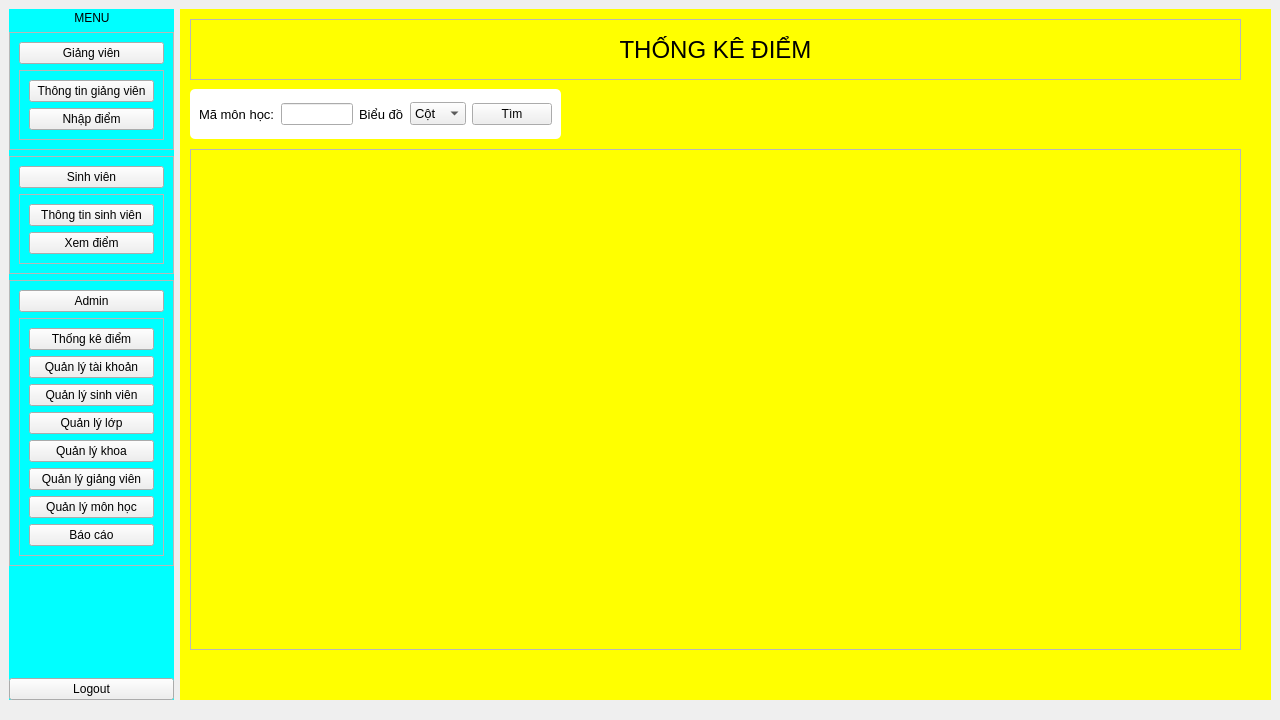
phusomnia/Student_Management, file main/FrontEnd/Menu.ui: the form before one commit.
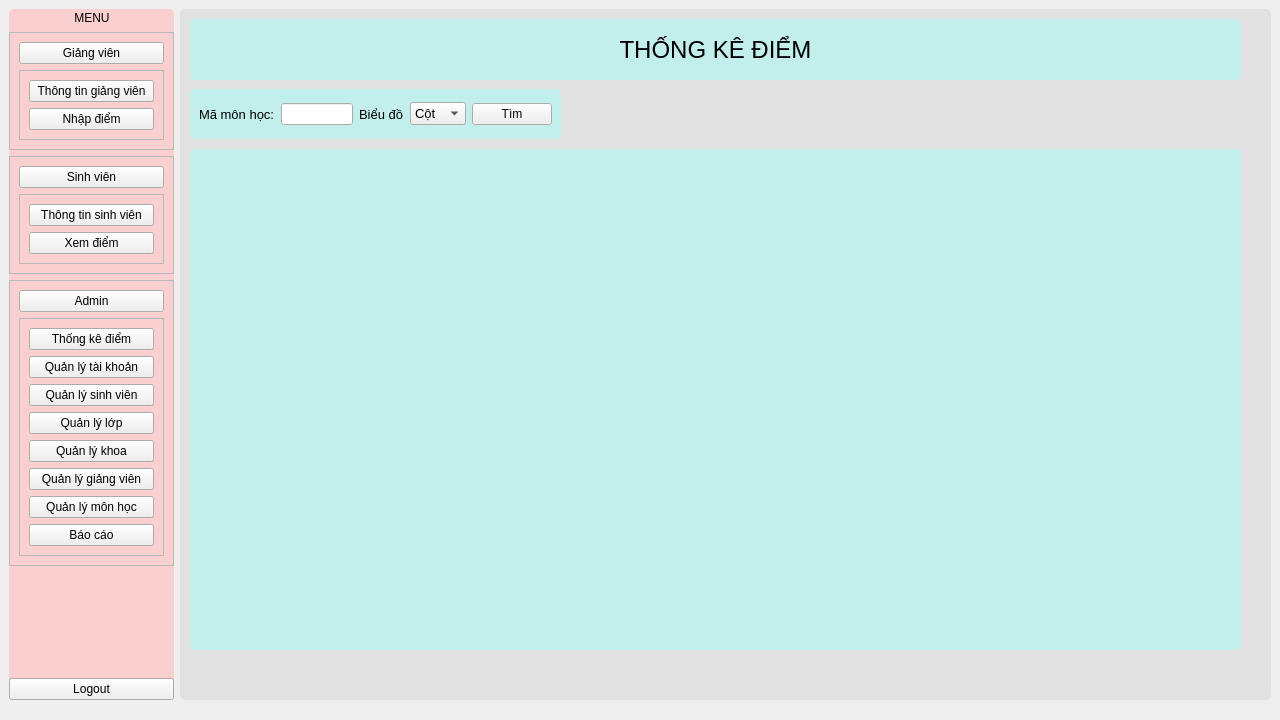
The form after the commit. The open tabs and pages were chosen to show the change.

```diff
--- a/main/FrontEnd/Menu.ui
+++ b/main/FrontEnd/Menu.ui
@@ -14,9 +14,7 @@
    <string>Form</string>
   </property>
   <property name="styleSheet">
-   <string notr="true">#Frame_Title, #Frame_Entry, #Frame_Listbox, #Frame_Function{
-background-color: pink;
-}</string>
+   <string notr="true"/>
   </property>
   <widget class="QWidget" name="Menu_Frame" native="true">
    <property name="geometry">
@@ -29,7 +27,8 @@
    </property>
    <property name="styleSheet">
     <string notr="true">#Menu_Frame{
-background-color: cyan;
+	border-radius: 5px;
+	background-color: #f9cfcf;
 }</string>
    </property>
    <layout class="QGridLayout" name="gridLayout_2">
@@ -301,35 +300,113 @@
     <string notr="true">#Frame_QLGV, #Frame_QLL, #Frame_QLSV, #Frame_QLMH, 
 #Frame_QLK, #Frame_NhapDiem, #ThongKe_Diem, #Frame_TTSV, 
 #Frame_TTGV,#Frame_ThongKeDiem, #Frame_QLTK, #Frame_BangDiem,
-#Frame_Init
+#Frame_Init, 
+#chon_nam_frame, #Thongke_frame,
+#Bieudo_frame
+#diemtop_bot_frame
 {
-background-color: yellow;
+	border-radius: 5px;
+	background-color: #e1e1e1;
 }
 
-#Thongke_frame{
-	border-radius: 10px;
-	border:none;
-	background-color:#fff;
+#Frame_Title_QLGV,
+#Frame_Entry_QLGV,
+#Frame_Listbox_QLGV,
+#Frame_Function_QLGV
+{
+	border-radius: 5px;
+	background-color: #c2efec;
 }
 
-#chon_nam_frame{
-	background-color: #fff;
-	border: none;
+#Frame_Title_QLSV,
+#Frame_Entry_QLSV,
+#Frame_Listbox_QLSV,
+#Frame_Function_QLSV
+{
 	border-radius: 5px;
+	background-color: #c2efec;
 }
 
-#Bieudo_frame{
-	background-color: #fff;
-	border:none;
-	border-radius: 10px;
+#Frame_Title_QLMH,
+#Frame_Entry_QLMH,
+#Frame_Listbox_QLMH,
+#Frame_Function_QLMH
+{
+	border-radius: 5px;
+	background-color: #c2efec;
 }
 
-#diemtop_bot_frame{
-	background-color: #fff;
-	border: none;
+#Frame_Title_QLD,
+#Frame_Entry_QLD,
+#Frame_Listbox_QLD,
+#Frame_Function_QLD
+{
 	border-radius: 5px;
+	background-color: #c2efec;
 }
-</string>
+
+#Frame_Title_QLK,
+#Frame_Entry_QLK,
+#Frame_Listbox_QLK,
+#Frame_Function_QLK
+{
+	border-radius: 5px;
+	background-color: #c2efec;
+}
+
+#Frame_Title_QLBD,
+#Frame_Search_BD,
+#Frame_Listbox_BD,
+#Frame_Box_BD
+{
+	border-radius: 5px;
+	background-color: #c2efec;
+}
+
+#Frame_Title_TKD,
+#chon_nam_frame,
+#Frame_BieuDo
+{
+	border-radius: 5px;
+	background-color: #c2efec;
+}
+
+#Frame_Title_QLL,
+#Frame_Entry_QLL,
+#Frame_Listbox_QLL,
+#Frame_Function_QLL
+{
+	border-radius: 5px;
+	background-color: #c2efec;
+}
+
+#Frame_Title_QLTK,
+#Frame_Entry_QLTK,
+#Frame_Listbox_QLTK,
+#Frame_Function_QLTK
+{
+	border-radius: 5px;
+	background-color: #c2efec;
+}
+
+#Frame_Title_TTSV,
+#Frame_TTCN,
+#Frame_TTKH,
+#Frame_KQHT_TTSV,
+#frame_3
+{
+	border-radius: 5px;
+	background-color: #c2efec;
+}
+
+#Frame_Title_TTGV,
+#Frame_TTGD_TTGV,
+#Frame_TTCN_TTGV,
+#frame
+{
+	border-radius: 5px;
+	background-color: #c2efec;
+}</string>
    </property>
    <layout class="QGridLayout" name="gridLayout_10">
     <item row="0" column="0">
@@ -2842,6 +2919,9 @@
           <height>61</height>
          </rect>
         </property>
+        <property name="styleSheet">
+         <string notr="true"/>
+        </property>
         <property name="frameShape">
          <enum>QFrame::StyledPanel</enum>
         </property>
@@ -2879,6 +2959,9 @@
           <height>501</height>
          </rect>
         </property>
+        <property name="styleSheet">
+         <string notr="true"/>
+        </property>
         <property name="frameShape">
          <enum>QFrame::StyledPanel</enum>
         </property>
@@ -2896,11 +2979,7 @@
          </rect>
         </property>
         <property name="styleSheet">
-         <string notr="true">#chon_name_frame{
-	background-color: #fff;
-	border: none;
-	border-radius: 5px;
-}</string>
+         <string notr="true"/>
         </property>
         <property name="frameShape">
          <enum>QFrame::StyledPanel</enum>
```
Left out of the diff: 26 changed lines with no effect on the pictures.
